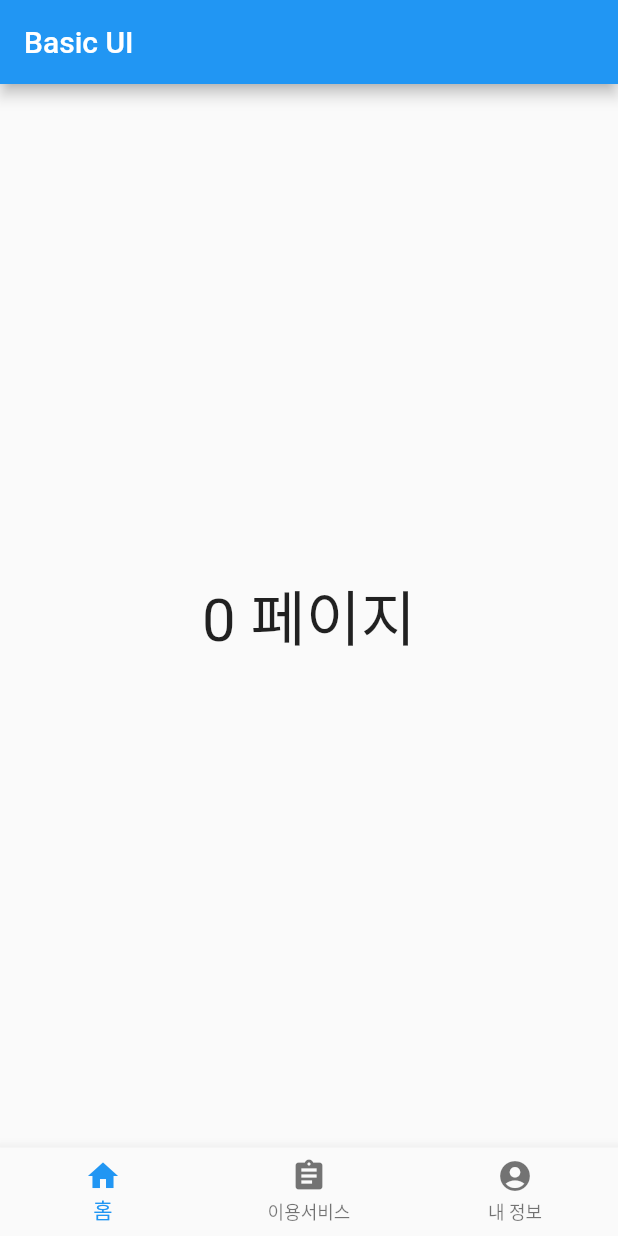
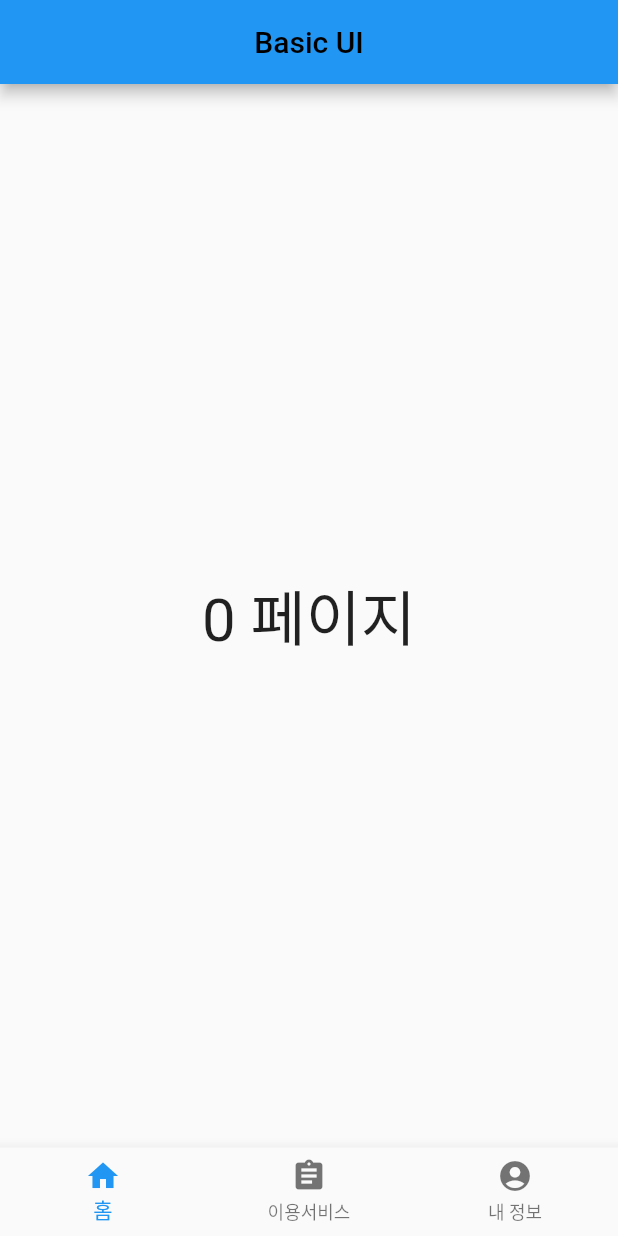
Before and after one commit to manggong/Flutter, a Flutter app: the screen it shows after launch, on a phone screen of 412 x 824 dp. Run offline on Flutter 3.47's test engine with Material 2 defaults, Android fonts, the phone set to English and light mode, and no system bars.

Commit message:
add title style

```diff
--- a/basic_ui/lib/main.dart
+++ b/basic_ui/lib/main.dart
@@ -29,7 +29,10 @@ class _MyHomePageState extends State<MyHomePage> {
   Widget build(BuildContext context) {
     return Scaffold(
       appBar: AppBar(
-        title: Text('Basic UI'),
+        title: Text('Basic UI',
+        style: TextStyle(color: Colors.black)
+        ),
+        centerTitle: true,
       ),
       body: Center(
         child: Text(
```
